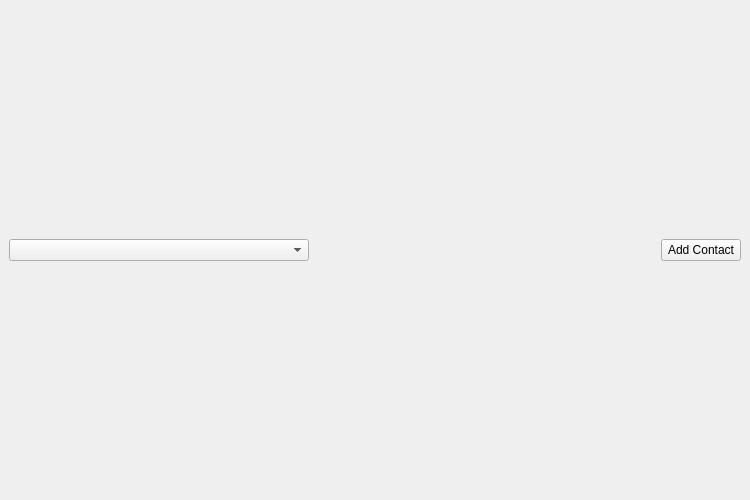
The window that contactsScreen.ui (elroydsouza/MessagingApp-SDI) describes before a commit, drawn with Qt 5.
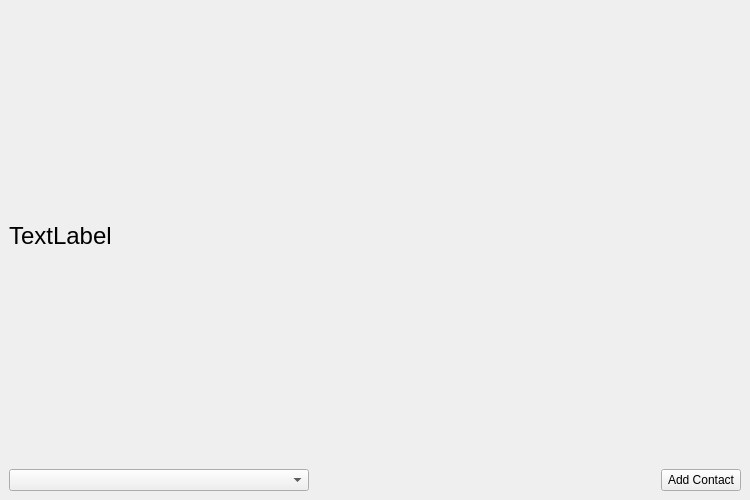
The same window after the commit.

Commit message: Updated user class

```diff
--- a/contactsScreen.ui
+++ b/contactsScreen.ui
@@ -17,6 +17,18 @@
    <layout class="QVBoxLayout" name="verticalLayout_2">
     <item>
      <layout class="QVBoxLayout" name="verticalLayout">
+      <item>
+       <widget class="QLabel" name="labelWelcome">
+        <property name="font">
+         <font>
+          <pointsize>18</pointsize>
+         </font>
+        </property>
+        <property name="text">
+         <string>TextLabel</string>
+        </property>
+       </widget>
+      </item>
       <item>
        <layout class="QHBoxLayout" name="horizontalLayout">
         <property name="topMargin">
```
Left out of the diff: 3 changed lines with no effect on the pictures. The commit also changes 8 other files.
